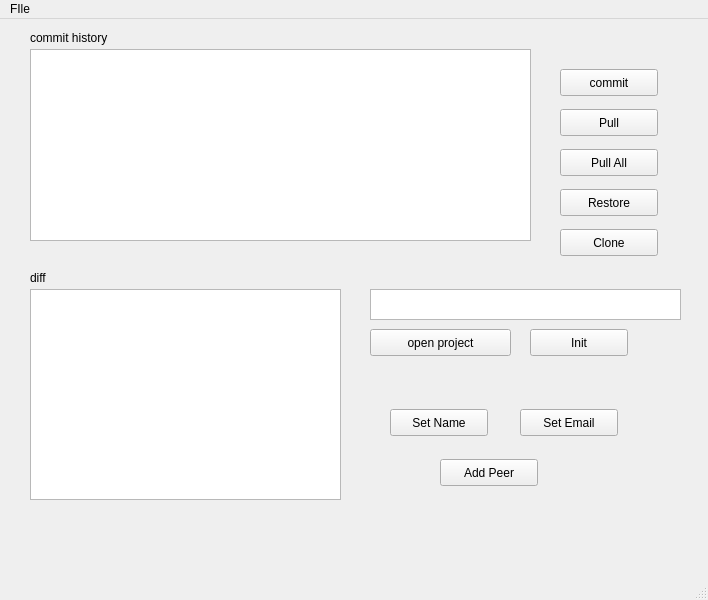
Above: git.ui from shivanshuag/gaea before the change. Below: the same form after it.
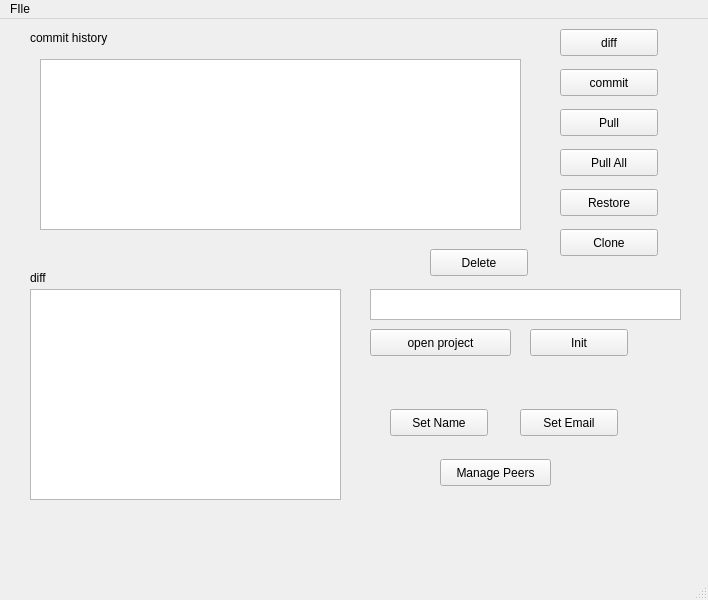
That is the form after the change.

The edit to the form file:
```diff
--- a/git.ui
+++ b/git.ui
@@ -63,16 +63,6 @@
      <string>Set Email</string>
     </property>
    </widget>
-   <widget class="QTableWidget" name="table_history">
-    <property name="geometry">
-     <rect>
-      <x>30</x>
-      <y>30</y>
-      <width>501</width>
-      <height>192</height>
-     </rect>
-    </property>
-   </widget>
    <widget class="QLabel" name="label">
     <property name="geometry">
      <rect>
@@ -192,12 +182,48 @@
      <rect>
       <x>440</x>
       <y>440</y>
+      <width>111</width>
+      <height>27</height>
+     </rect>
+    </property>
+    <property name="text">
+     <string>Manage Peers</string>
+    </property>
+   </widget>
+   <widget class="QPushButton" name="but_delete">
+    <property name="geometry">
+     <rect>
+      <x>430</x>
+      <y>230</y>
       <width>98</width>
       <height>27</height>
      </rect>
     </property>
     <property name="text">
-     <string>Add Peer</string>
+     <string>Delete</string>
+    </property>
+   </widget>
+   <widget class="QListView" name="list_commit">
+    <property name="geometry">
+     <rect>
+      <x>40</x>
+      <y>40</y>
+      <width>481</width>
+      <height>171</height>
+     </rect>
+    </property>
+   </widget>
+   <widget class="QPushButton" name="but_diff">
+    <property name="geometry">
+     <rect>
+      <x>560</x>
+      <y>10</y>
+      <width>98</width>
+      <height>27</height>
+     </rect>
+    </property>
+    <property name="text">
+     <string>diff</string>
     </property>
    </widget>
   </widget>
```
